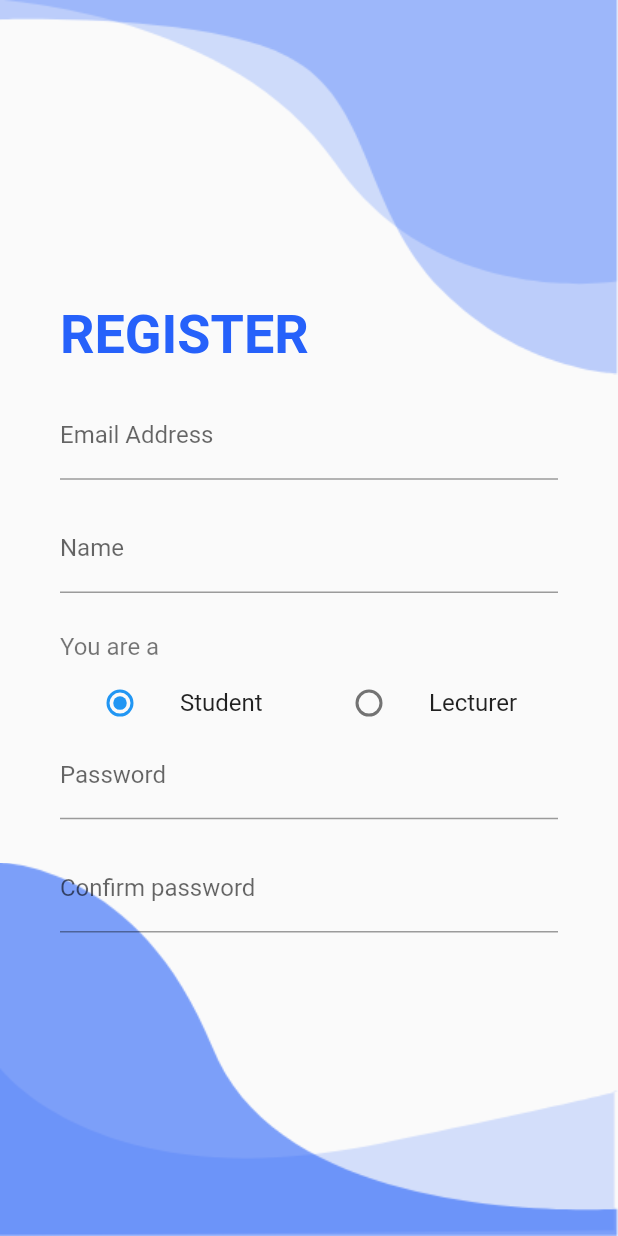
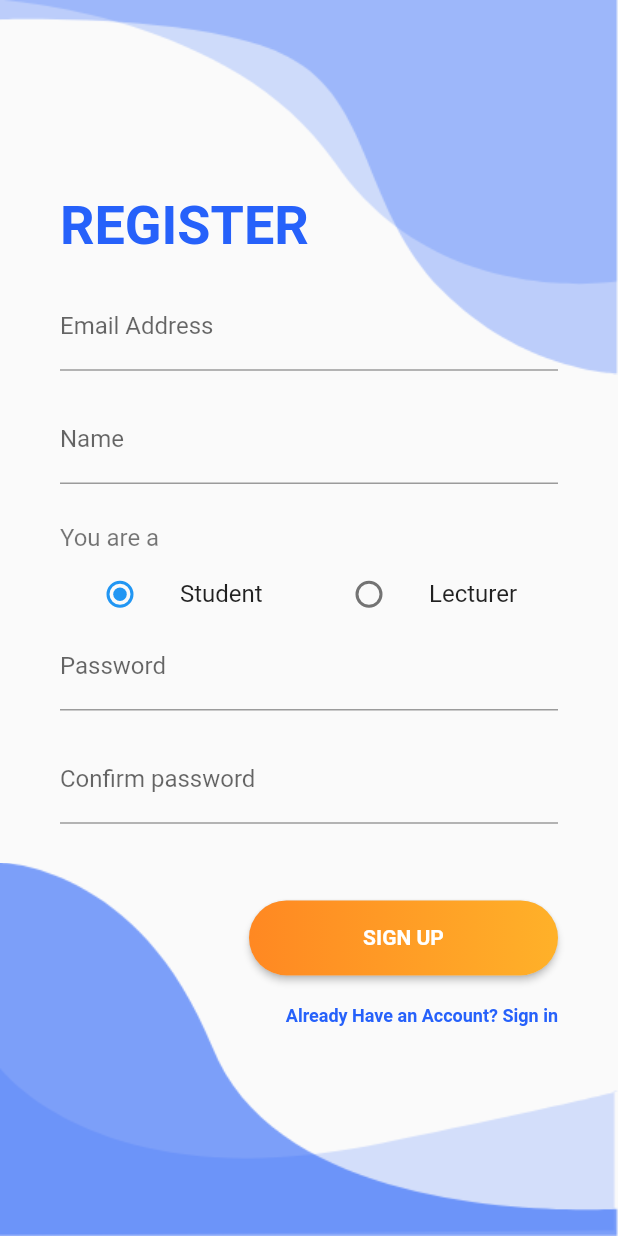
Before and after one commit to nsadisha/lms_android, a Flutter app: the SignupView screen opened directly, on a phone screen of 412 x 824 dp. Run offline on Flutter 3.47's test engine with Material 2 defaults, Android fonts, the phone set to English and light mode, and no system bars.

Commit message:
Added signup button

```diff
--- a/lib/signup.dart
+++ b/lib/signup.dart
@@ -147,6 +147,59 @@ class _SignupViewState extends State<SignupView> {
                 obscureText: true,
               ),
             ),
+
+            SizedBox(height: size.height * 0.05),
+
+            Container(
+              alignment: Alignment.centerRight,
+              margin: const EdgeInsets.symmetric(horizontal: 40, vertical: 10),
+              child: RaisedButton(
+                onPressed: () {},
+                shape: RoundedRectangleBorder(borderRadius: BorderRadius.circular(80.0)),
+                textColor: Colors.white,
+                padding: const EdgeInsets.all(0),
+                child: Container(
+                  alignment: Alignment.center,
+                  height: 50.0,
+                  width: size.width * 0.5,
+                  decoration: BoxDecoration(
+                      borderRadius: BorderRadius.circular(80.0),
+                      gradient: const LinearGradient(
+                          colors: [
+                            Color.fromARGB(255, 255, 136, 34),
+                            Color.fromARGB(255, 255, 177, 41)
+                          ]
+                      )
+                  ),
+                  padding: const EdgeInsets.all(0),
+                  child: const Text(
+                    "SIGN UP",
+                    textAlign: TextAlign.center,
+                    style: TextStyle(
+                        fontWeight: FontWeight.bold
+                    ),
+                  ),
+                ),
+              ),
+            ),
+
+            Container(
+              alignment: Alignment.centerRight,
+              margin: const EdgeInsets.symmetric(horizontal: 40, vertical: 10),
+              child: GestureDetector(
+                onTap: () => {
+
+                },
+                child: const Text(
+                  "Already Have an Account? Sign in",
+                  style: TextStyle(
+                      fontSize: 12,
+                      fontWeight: FontWeight.bold,
+                      color: Color(0xFF2661FA)
+                  ),
+                ),
+              ),
+            )
           ],
         ),
       ),
```
